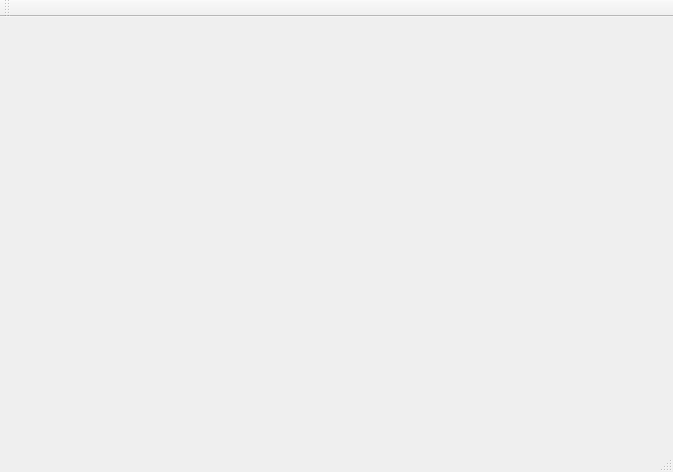
The window that mainwindow.ui (Tep-S/Monkey) describes before a commit, drawn with Qt 5.
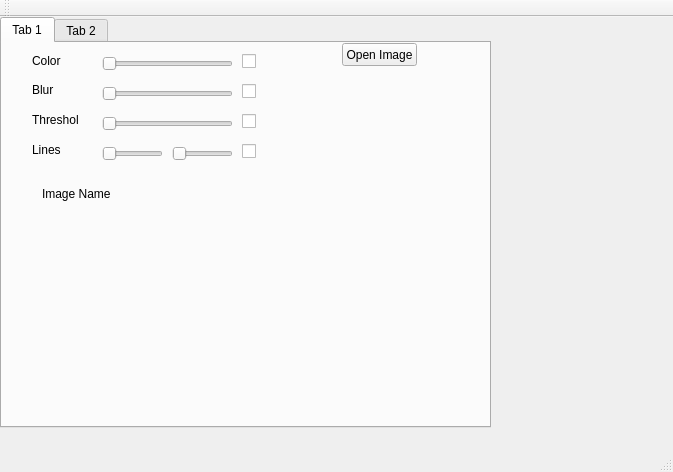
The same window after the commit.

Diff of the .ui file:
```diff
--- a/mainwindow.ui
+++ b/mainwindow.ui
@@ -13,7 +13,226 @@
   <property name="windowTitle">
    <string>MainWindow</string>
   </property>
-  <widget class="QWidget" name="centralWidget"/>
+  <widget class="QWidget" name="centralWidget">
+   <widget class="QTabWidget" name="tbMain">
+    <property name="geometry">
+     <rect>
+      <x>0</x>
+      <y>0</y>
+      <width>491</width>
+      <height>411</height>
+     </rect>
+    </property>
+    <property name="currentIndex">
+     <number>0</number>
+    </property>
+    <widget class="QWidget" name="tab">
+     <attribute name="title">
+      <string>Tab 1</string>
+     </attribute>
+     <widget class="QSlider" name="hzColorV">
+      <property name="geometry">
+       <rect>
+        <x>100</x>
+        <y>10</y>
+        <width>131</width>
+        <height>21</height>
+       </rect>
+      </property>
+      <property name="orientation">
+       <enum>Qt::Horizontal</enum>
+      </property>
+     </widget>
+     <widget class="QSlider" name="hsBlurV">
+      <property name="geometry">
+       <rect>
+        <x>100</x>
+        <y>40</y>
+        <width>131</width>
+        <height>21</height>
+       </rect>
+      </property>
+      <property name="orientation">
+       <enum>Qt::Horizontal</enum>
+      </property>
+     </widget>
+     <widget class="QSlider" name="hsThreshold">
+      <property name="geometry">
+       <rect>
+        <x>100</x>
+        <y>70</y>
+        <width>131</width>
+        <height>21</height>
+       </rect>
+      </property>
+      <property name="orientation">
+       <enum>Qt::Horizontal</enum>
+      </property>
+     </widget>
+     <widget class="QLabel" name="lbColor">
+      <property name="geometry">
+       <rect>
+        <x>30</x>
+        <y>10</y>
+        <width>61</width>
+        <height>16</height>
+       </rect>
+      </property>
+      <property name="text">
+       <string>Color</string>
+      </property>
+     </widget>
+     <widget class="QLabel" name="lbThreshold">
+      <property name="geometry">
+       <rect>
+        <x>30</x>
+        <y>70</y>
+        <width>47</width>
+        <height>13</height>
+       </rect>
+      </property>
+      <property name="text">
+       <string>Threshold</string>
+      </property>
+     </widget>
+     <widget class="QLabel" name="lbBlur">
+      <property name="geometry">
+       <rect>
+        <x>30</x>
+        <y>40</y>
+        <width>47</width>
+        <height>13</height>
+       </rect>
+      </property>
+      <property name="text">
+       <string>Blur</string>
+      </property>
+     </widget>
+     <widget class="QCheckBox" name="cbColor">
+      <property name="geometry">
+       <rect>
+        <x>240</x>
+        <y>10</y>
+        <width>21</width>
+        <height>17</height>
+       </rect>
+      </property>
+      <property name="text">
+       <string/>
+      </property>
+     </widget>
+     <widget class="QCheckBox" name="cbBlur">
+      <property name="geometry">
+       <rect>
+        <x>240</x>
+        <y>40</y>
+        <width>21</width>
+        <height>17</height>
+       </rect>
+      </property>
+      <property name="text">
+       <string/>
+      </property>
+     </widget>
+     <widget class="QCheckBox" name="cbThresh">
+      <property name="geometry">
+       <rect>
+        <x>240</x>
+        <y>70</y>
+        <width>21</width>
+        <height>17</height>
+       </rect>
+      </property>
+      <property name="text">
+       <string/>
+      </property>
+     </widget>
+     <widget class="QPushButton" name="btOpenImage">
+      <property name="geometry">
+       <rect>
+        <x>340</x>
+        <y>0</y>
+        <width>75</width>
+        <height>23</height>
+       </rect>
+      </property>
+      <property name="text">
+       <string>Open Image</string>
+      </property>
+     </widget>
+     <widget class="QLabel" name="lbImage">
+      <property name="geometry">
+       <rect>
+        <x>40</x>
+        <y>140</y>
+        <width>131</width>
+        <height>21</height>
+       </rect>
+      </property>
+      <property name="text">
+       <string>Image Name</string>
+      </property>
+     </widget>
+     <widget class="QCheckBox" name="cbLines">
+      <property name="geometry">
+       <rect>
+        <x>240</x>
+        <y>100</y>
+        <width>21</width>
+        <height>17</height>
+       </rect>
+      </property>
+      <property name="text">
+       <string/>
+      </property>
+     </widget>
+     <widget class="QLabel" name="lbLines">
+      <property name="geometry">
+       <rect>
+        <x>30</x>
+        <y>100</y>
+        <width>47</width>
+        <height>13</height>
+       </rect>
+      </property>
+      <property name="text">
+       <string>Lines</string>
+      </property>
+     </widget>
+     <widget class="QSlider" name="hsThreshold_2">
+      <property name="geometry">
+       <rect>
+        <x>100</x>
+        <y>100</y>
+        <width>61</width>
+        <height>21</height>
+       </rect>
+      </property>
+      <property name="orientation">
+       <enum>Qt::Horizontal</enum>
+      </property>
+     </widget>
+     <widget class="QSlider" name="hsThreshold_3">
+      <property name="geometry">
+       <rect>
+        <x>170</x>
+        <y>100</y>
+        <width>61</width>
+        <height>21</height>
+       </rect>
+      </property>
+      <property name="orientation">
+       <enum>Qt::Horizontal</enum>
+      </property>
+     </widget>
+    </widget>
+    <widget class="QWidget" name="tab_2">
+     <attribute name="title">
+      <string>Tab 2</string>
+     </attribute>
+    </widget>
+   </widget>
+  </widget>
   <widget class="QMenuBar" name="menuBar">
    <property name="geometry">
     <rect>
```
